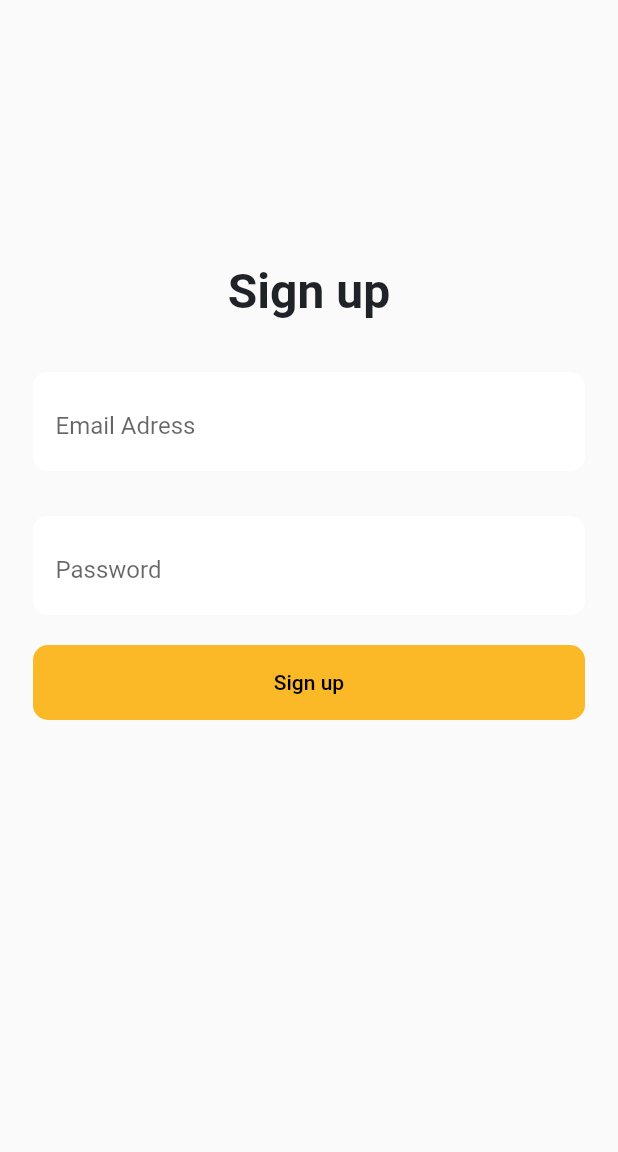
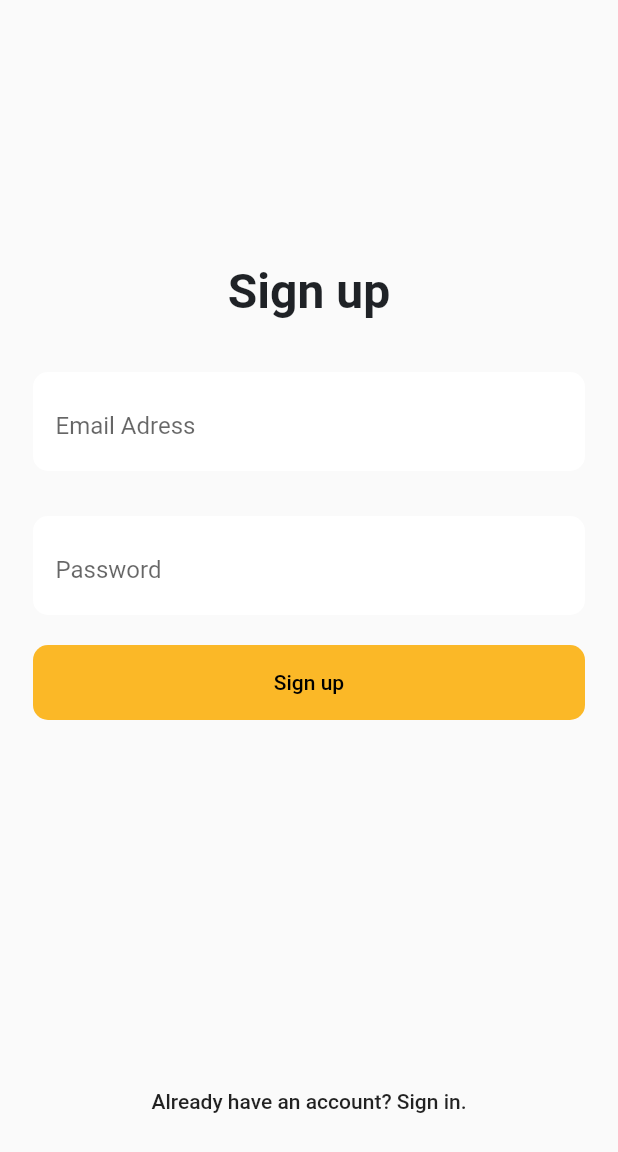
Before and after one commit to elia-driesner/app, a Flutter app: the screen it shows after launch, on a phone screen of 412 x 824 dp. Shown: the top 1152 px of the screen. Run offline on Flutter 3.47's test engine with Material 2 defaults, Android fonts, the phone set to English and light mode, and no system bars; our stand-ins replace firebase_auth, firebase_core; accounts and stored records are empty.

Commit message:
finished page design

```diff
--- a/lib/auth/SignUpPage.dart
+++ b/lib/auth/SignUpPage.dart
@@ -36,6 +36,7 @@ class _SignUpPageState extends State<SignUpPage> {
         signUpStatusMessage;
       });
       if (signUpStatusMessage == 'User created') {
+        await Future.delayed(Duration(seconds: 2));
         user.signIn();
       }
     }
@@ -127,8 +128,7 @@ class _SignUpPageState extends State<SignUpPage> {
                         child: const Text('Sign up'),
                         onPressed: () => sign_up(
                             email: emailController.text,
-                          password: passwordController.text),
-                    ),
+                            password: passwordController.text)),
                   ),
                   signUpStatusMessage != null &&
                           signUpStatusMessage != 'Password is too short' &&
@@ -138,7 +138,13 @@ class _SignUpPageState extends State<SignUpPage> {
                           child: CircularProgressIndicator(),
                           margin: const EdgeInsets.fromLTRB(0, 35, 0, 0),
                         )
-                      : Container()
+                      : Container(),
+                  Container(
+                    child: FlatButton(
+                        onPressed: () => {},
+                        child: const Text('Already have an account? Sign in.')),
+                    margin: const EdgeInsets.fromLTRB(0, 230, 0, 0),
+                  )
                 ]))
               ])),
         )
--- a/lib/auth/firebaseAuth.dart
+++ b/lib/auth/firebaseAuth.dart
@@ -28,8 +28,7 @@ class Auth {
     try {
       UserCredential userCredential = await FirebaseAuth.instance
           .signInWithEmailAndPassword(
-              email: "barry.allen@example.com",
-              password: "SuperSecretPassword!");
+              email: this.email, password: this.password);
       final user = await FirebaseAuth.instance.currentUser;
       if (user != null) {
         final name = user.displayName;
```
Lines whose indentation alone changed are shown as unchanged.
